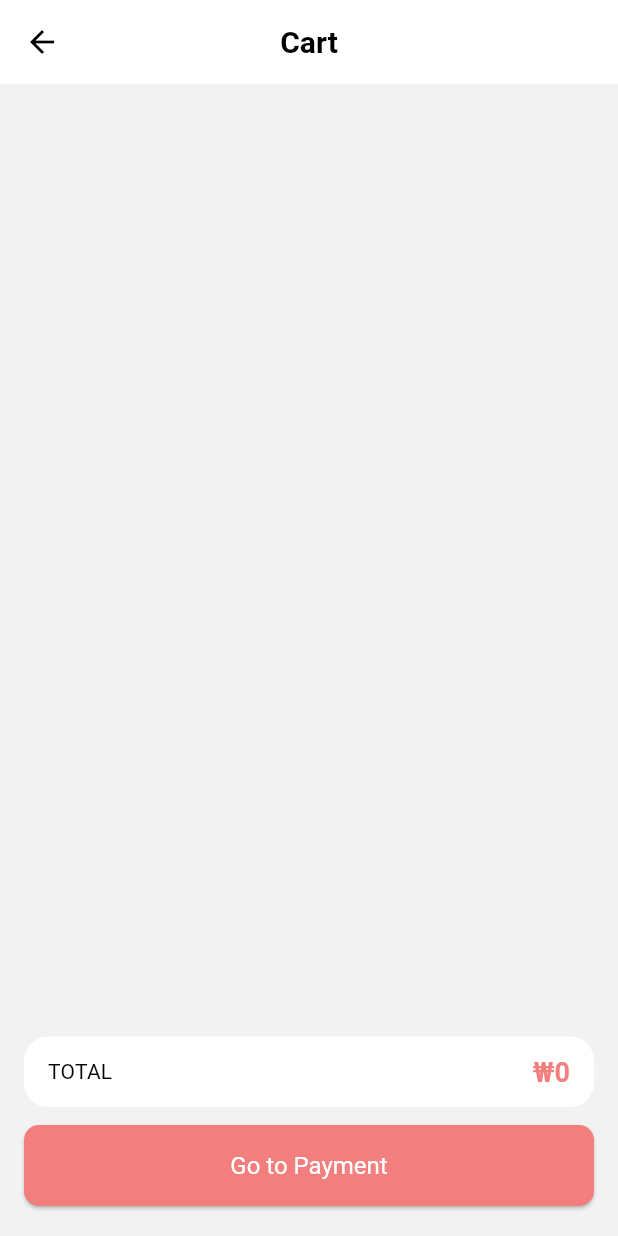
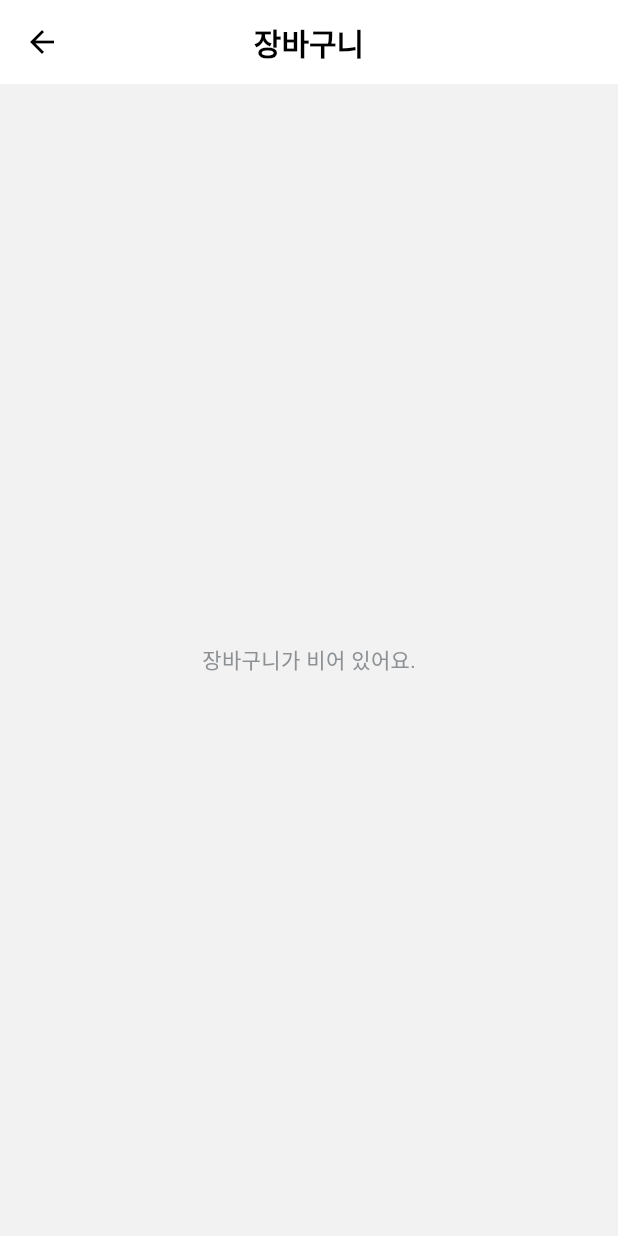
Before and after one commit to AllbAd1/ttotoy_app, a Flutter app: the HomePage screen opened directly, after a tap on the "shopping cart" icon, on a phone screen of 412 x 824 dp. Run offline on Flutter 3.47's test engine with Material 3 defaults, Android fonts, the phone set to English and light mode, and no system bars.

Commit message:
fix: 장바구니 로직 변경 (뒤로가기 하면 삭제되는 이슈 수정)

```diff
--- /dev/null
+++ b/lib/state/cart_store.dart
@@ -0,0 +1,75 @@
+import 'dart:collection';
+
+import 'package:flutter/material.dart';
+
+import '../core/product.dart';
+
+class CartItem {
+  CartItem({required this.product, this.quantity = 1});
+
+  final Product product;
+  int quantity;
+}
+
+class CartStore extends ChangeNotifier {
+  final Map<String, CartItem> _items = {};
+
+  UnmodifiableListView<CartItem> get items =>
+      UnmodifiableListView<CartItem>(_items.values);
+
+  double get totalPrice => _items.values.fold(
+        0,
+        (previousValue, item) =>
+            previousValue + item.product.price * item.quantity,
+      );
+
+  void addProduct(Product product, {int quantity = 1}) {
+    final key = _productKey(product);
+    final existing = _items[key];
+    if (existing != null) {
+      existing.quantity += quantity;
+    } else {
+      _items[key] = CartItem(product: product, quantity: quantity);
+    }
+    notifyListeners();
+  }
+
+  void changeQuantity(Product product, int delta) {
+    final key = _productKey(product);
+    final item = _items[key];
+    if (item == null) return;
+
+    item.quantity += delta;
+    if (item.quantity <= 0) {
+      _items.remove(key);
+    }
+    notifyListeners();
+  }
+
+  void removeProduct(Product product) {
+    _items.remove(_productKey(product));
+    notifyListeners();
+  }
+
+  void clear() {
+    _items.clear();
+    notifyListeners();
+  }
+
+  String _productKey(Product product) => product.name;
+}
+
+class CartProvider extends InheritedNotifier<CartStore> {
+  const CartProvider({
+    super.key,
+    required CartStore store,
+    required Widget child,
+  }) : super(notifier: store, child: child);
+
+  static CartStore of(BuildContext context) {
+    final provider =
+        context.dependOnInheritedWidgetOfExactType<CartProvider>();
+    assert(provider != null, 'CartProvider not found in context');
+    return provider!.notifier!;
+  }
+}
--- a/lib/view/cart/cart_page.dart
+++ b/lib/view/cart/cart_page.dart
@@ -1,38 +1,15 @@
 import 'package:flutter/material.dart';
-import 'package:tasks/state/product_store.dart';
 
 import '../../constants/colors.dart';
-import '../../core/product.dart';
+import '../../state/cart_store.dart';
 
-class CartPage extends StatefulWidget {
-  const CartPage({super.key, this.initialItems});
-
-  final List<CartItem>? initialItems;
-
-  @override
-  State<CartPage> createState() => _CartPageState();
-}
-
-class _CartPageState extends State<CartPage> {
-  late List<CartItem> _items;
-
-  @override
-  void initState() {
-    super.initState();
-    _items = widget.initialItems != null && widget.initialItems!.isNotEmpty
-        ? widget.initialItems!
-            .map((item) => CartItem(product: item.product, quantity: item.quantity))
-            .toList()
-        : _sampleItems();
-  }
+class CartPage extends StatelessWidget {
+  const CartPage({super.key});
 
   @override
   Widget build(BuildContext context) {
     final theme = Theme.of(context);
-    final totalPrice = _items.fold<double>(
-      0,
-      (previous, item) => previous + item.product.price * item.quantity,
-    );
+    final cartStore = CartProvider.of(context);
 
     return Scaffold(
       backgroundColor: theme.scaffoldBackgroundColor,
@@ -41,25 +18,31 @@ class _CartPageState extends State<CartPage> {
         elevation: 0,
         centerTitle: true,
         title: Text(
-          'Cart',
+          '장바구니',
           style: theme.textTheme.titleLarge?.copyWith(fontSize: 20),
-            ), // 수정된 부분 Cart 폰트 사이즈 20으로 키움.
         ),
-      body: Padding(
+      ),
+      body: AnimatedBuilder(
+        animation: cartStore,
+        builder: (context, _) {
+          final items = cartStore.items;
+          if (items.isEmpty) {
+            return const Center(
+              child: Text('장바구니가 비어 있어요.'),
+            );
+          }
+          final totalPrice = cartStore.totalPrice;
+          return Padding(
             padding: const EdgeInsets.symmetric(horizontal: 16, vertical: 20),
             child: Column(
               children: [
                 Expanded(
                   child: ListView.separated(
-                itemCount: _items.length,
+                    itemCount: items.length,
                     separatorBuilder: (_, __) => const SizedBox(height: 12),
                     itemBuilder: (context, index) {
-                  final cartItem = _items[index];
-                  return _CartItemCard(
-                    cartItem: cartItem,
-                    onQuantityChanged: (delta) => _changeQuantity(index, delta),
-                    onRemove: () => _removeItem(index),
-                  );
+                      final cartItem = items[index];
+                      return _CartItemCard(cartItem: cartItem);
                     },
                   ),
                 ),
@@ -71,99 +54,26 @@ class _CartPageState extends State<CartPage> {
                   style: ElevatedButton.styleFrom(
                     minimumSize: const Size(double.infinity, 54),
                   ),
-              child: const Text('Go to Payment'),
+                  child: const Text('결제하러 가기'),
                 ),
               ],
             ),
+          );
+        },
       ),
     );
   }
-
-  void _changeQuantity(int index, int delta) {
-    setState(() {
-      final current = _items[index].quantity + delta;
-      if (current > 0) {
-        _items[index] = CartItem(
-          product: _items[index].product,
-          quantity: current,
-        );
-      }
-    });
-  }
-
-
-
-// ★★★ 장바구니 항목 삭제 기능 추가
-  void _removeItem(int index) {
-    setState(() {
-      _items.removeAt(index);
-    });
-  }
-  // ★★★
-
-
-  List<CartItem> _sampleItems() {
-    return[];
-    /* return [
-      CartItem(
-        product: const Product(
-          name: 'Baby girl sweater',
-          description: 'Cozy knit sweater for girls.',
-          price: 16.00,
-          imageAsset: 'assets/images/Ttotoy_under_title.webp',
-          size: '6-9M',
-          color: 'Pink',
-        ),
-        quantity: 1,
-      ),
-      CartItem(
-        product: const Product(
-          name: 'Baby boy bottle',
-          description: 'Silicone nipple water bottle.',
-          price: 10.00,
-          imageAsset: 'assets/images/Ttotoy_logo.webp',
-          size: '0-3M',
-          color: 'Gray',
-        ),
-        quantity: 1,
-      ),
-      CartItem(
-        product: const Product(
-          name: 'Baby girl dress',
-          description: 'Lightweight cotton dress.',
-          price: 21.00,
-          imageAsset: 'assets/images/mom_and_baby.webp',
-          size: '12-18M',
-          color: 'Red',
-        ),
-        quantity: 1,
-      ),
-    ];
-    */
-  }
-}
-
-class CartItem {
-  CartItem({required this.product, required this.quantity});
-
-  final Product product;
-  final int quantity;
 }
 
 class _CartItemCard extends StatelessWidget {
-  const _CartItemCard({
-    required this.cartItem,
-    required this.onQuantityChanged,
-    required this.onRemove, // ★★★ 삭제 콜백 추가
-  });
+  const _CartItemCard({required this.cartItem});
 
   final CartItem cartItem;
-  final ValueChanged<int> onQuantityChanged;
-  final VoidCallback onRemove; // ★★★ 삭제 콜백 정의
 
   @override
   Widget build(BuildContext context) {
     final theme = Theme.of(context);
+    final cartStore = CartProvider.of(context);
     return Container(
       decoration: BoxDecoration(
         color: theme.colorScheme.surface,
@@ -179,18 +89,14 @@ class _CartItemCard extends StatelessWidget {
       padding: const EdgeInsets.all(12),
       child: Row(
         children: [
-
-// ★★★ 휴지통 아이콘 추가 ★★★
           IconButton(
             icon: const Icon(Icons.delete_outline),
             color: AppColors.descriptionGray,
-            onPressed: onRemove, // 삭제 함수 연결
-            padding: EdgeInsets.zero, // 기본 패딩 제거
-            constraints: const BoxConstraints(), // 기본 크기 제한 제거
+            onPressed: () => cartStore.removeProduct(cartItem.product),
+            padding: EdgeInsets.zero,
+            constraints: const BoxConstraints(),
           ),
-          const SizedBox(width: 8), // 아이콘과 이미지 간격
-          // ★★★
-
+          const SizedBox(width: 8),
           ClipRRect(
             borderRadius: BorderRadius.circular(12),
             child: Image.asset(
@@ -211,7 +117,7 @@ class _CartItemCard extends StatelessWidget {
                 ),
                 const SizedBox(height: 4),
                 Text(
-                  '₩${cartItem.product.price.round()}', // 원화로 표시
+                  '₩${cartItem.product.price.toStringAsFixed(0)}',
                   style: theme.textTheme.titleLarge?.copyWith(
                     color: AppColors.primaryPeach,
                   ),
@@ -222,7 +128,8 @@ class _CartItemCard extends StatelessWidget {
           const SizedBox(width: 12),
           _QuantityControl(
             quantity: cartItem.quantity,
-            onChanged: onQuantityChanged,
+            onChanged: (delta) =>
+                cartStore.changeQuantity(cartItem.product, delta),
           ),
         ],
       ),
@@ -287,11 +194,11 @@ class _CartSummary extends StatelessWidget {
         mainAxisAlignment: MainAxisAlignment.spaceBetween,
         children: [
           Text(
-            'TOTAL',
+            '합계',
             style: theme.textTheme.titleMedium,
           ),
           Text(
-            '₩${total.round()}', // 원화로 표시
+            '₩${total.toStringAsFixed(0)}',
             style: theme.textTheme.titleLarge?.copyWith(
               color: AppColors.primaryPeach,
               fontSize: 18,
--- a/lib/view/home/home_page.dart
+++ b/lib/view/home/home_page.dart
@@ -2,6 +2,7 @@ import 'package:flutter/material.dart';
 
 import '../../constants/colors.dart';
 import '../../core/product.dart';
+import '../../state/cart_store.dart';
 import '../../state/product_store.dart';
 import '../cart/cart_page.dart';
 import '../product/add_product_page.dart';
@@ -13,10 +14,8 @@ class HomePage extends StatelessWidget {
   @override
   Widget build(BuildContext context) {
     final theme = Theme.of(context);
-    final store = ProductProvider.of(context); //전역상태관리
-
-
-
+    final productStore = ProductProvider.of(context); // 전역 상품 상태
+    final cartStore = CartProvider.of(context);
     return Scaffold(
       backgroundColor: theme.scaffoldBackgroundColor,
       appBar: AppBar(
@@ -31,7 +30,7 @@ class HomePage extends StatelessWidget {
           IconButton(
             icon: const Icon(Icons.shopping_cart_outlined),
             color: AppColors.descriptionGray,
-            onPressed: () => _openCart(context, null),
+            onPressed: () => _openCart(context),
           ),
         ],
       ),
@@ -44,11 +43,11 @@ class HomePage extends StatelessWidget {
             const SizedBox(height: 20),
             Expanded(
               child: AnimatedBuilder(
-                animation: store,
+                animation: productStore,
                 builder: (context, _) {
-                  final products = store.products;
+                  final products = productStore.products;
                   if (products.isEmpty) {
-                    return const Center(child: Text('No products yet.'));
+                    return const Center(child: Text('등록된 상품이 없습니다.'));
                   }
                   return ListView.separated(
                     itemCount: products.length,
@@ -59,7 +58,7 @@ class HomePage extends StatelessWidget {
                       return _ProductCard(
                         product: product,
                         onTap: () => _openDetail(context, product),
-                        onAdd: () => _openCart(context, product),
+                        onAdd: () => _addToCart(context, cartStore, product),
                       );
                     },
                   );
@@ -101,23 +100,15 @@ class HomePage extends StatelessWidget {
     );
   }
 
-  void _openCart(BuildContext context, Product? product) {
+  void _openCart(BuildContext context) {
     Navigator.of(context).push(
-      MaterialPageRoute(
-        builder: (_) => CartPage(
-          initialItems: product == null
-              ? null
-              : [
-                  CartItem(product: product, quantity: 1),
-                ],
-        ),
-      ),
+      MaterialPageRoute(builder: (_) => const CartPage()),
     );
   }
 
   void _handleBottomNavTap(BuildContext context, int index) {
     if (index == 2) {
-      _openCart(context, null);
+      _openCart(context);
     } else if (index == 1) {
       _openAddProduct(context);
     }
@@ -126,6 +117,17 @@ class HomePage extends StatelessWidget {
   void _openAddProduct(BuildContext context) {
     Navigator.of(context).push(
       MaterialPageRoute(builder: (_) => const AddProductPage()),
+    );
+  }
+
+  void _addToCart(
+    BuildContext context,
+    CartStore cartStore,
+    Product product,
+  ) {
+    cartStore.addProduct(product);
+    ScaffoldMessenger.of(context).showSnackBar(
+      SnackBar(content: Text('${product.name}이(가) 장바구니에 담겼어요.')),
     );
   }
 }
```
Also changed, not shown: lib/main.dart (+8 -3 lines), lib/view/ttotoy_detail/ttotoy_detail_page.dart (+9 -9 lines). Lines whose indentation alone changed are shown as unchanged.
